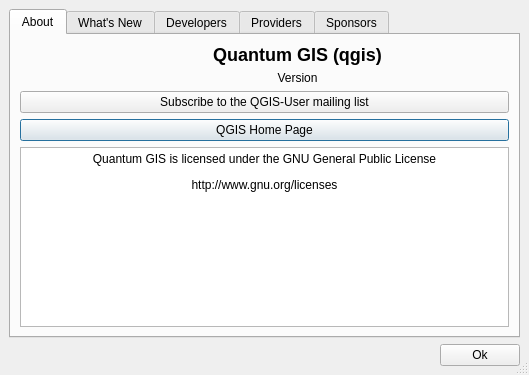
Above: src/ui/qgsabout.ui from qgis/QGIS before the change. Below: the same form after it.
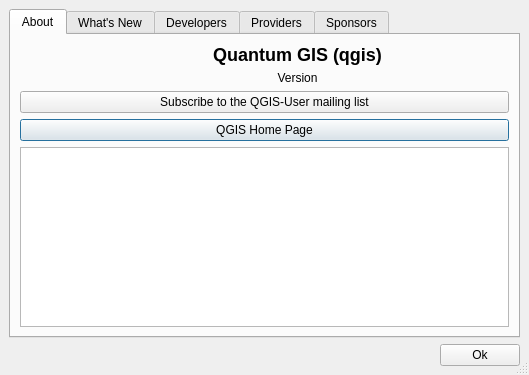
That is the form after the change. Icons and pictures are not drawn.

```diff
--- a/src/ui/qgsabout.ui
+++ b/src/ui/qgsabout.ui
@@ -96,13 +96,9 @@
        </item>
        <item row="3" column="0" >
         <widget class="QTextEdit" name="lblUrls" >
-         <property name="html" >
-          <string>&lt;html>&lt;head>&lt;meta name="qrichtext" content="1" />&lt;style type="text/css">
-p, li { white-space: pre-wrap; }
-&lt;/style>&lt;/head>&lt;body style=" font-family:'Arial'; font-size:12pt; font-weight:400; font-style:normal; text-decoration:none;">
-&lt;p align="center" style=" margin-top:12px; margin-bottom:12px; margin-left:0px; margin-right:0px; -qt-block-indent:0; text-indent:0px; font-family:'Sans Serif'; font-size:9pt;">Quantum GIS is licensed under the GNU General Public License&lt;/p>
-&lt;p align="center" style=" margin-top:12px; margin-bottom:12px; margin-left:0px; margin-right:0px; -qt-block-indent:0; text-indent:0px; font-family:'Sans Serif'; font-size:9pt;">http://www.gnu.org/licenses&lt;/p>&lt;/body>&lt;/html></string>
-         </property>
+	 <property name="html">
+	  <string></string> 
+	 </property>
         </widget>
        </item>
        <item row="2" column="0" >
```
